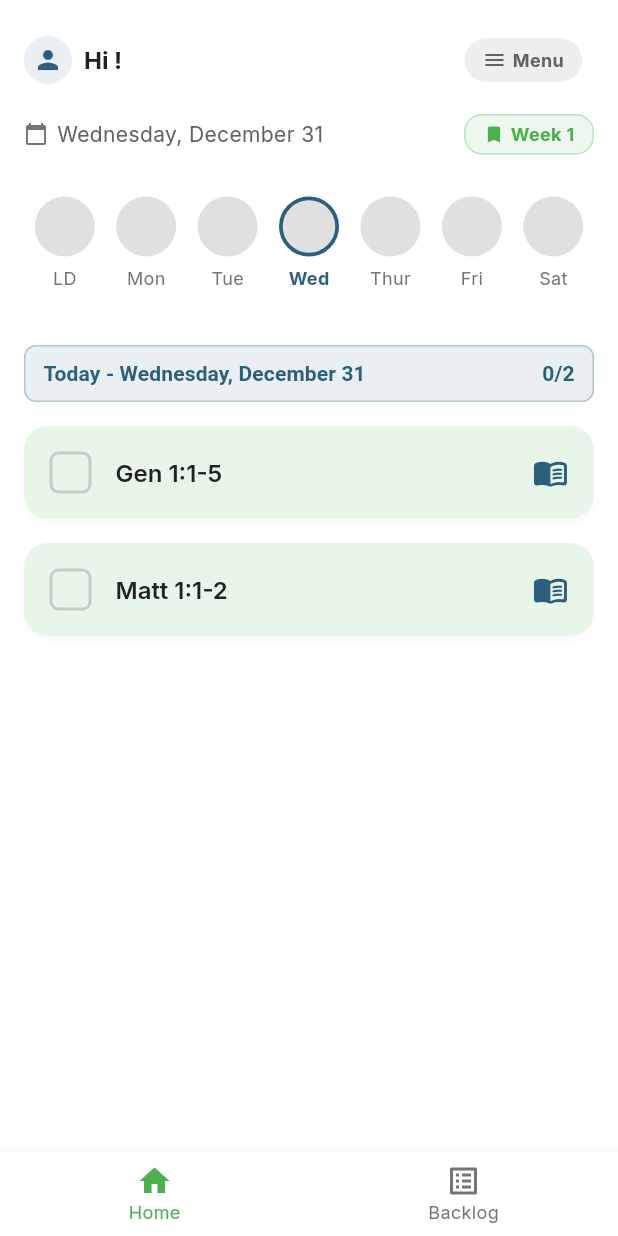
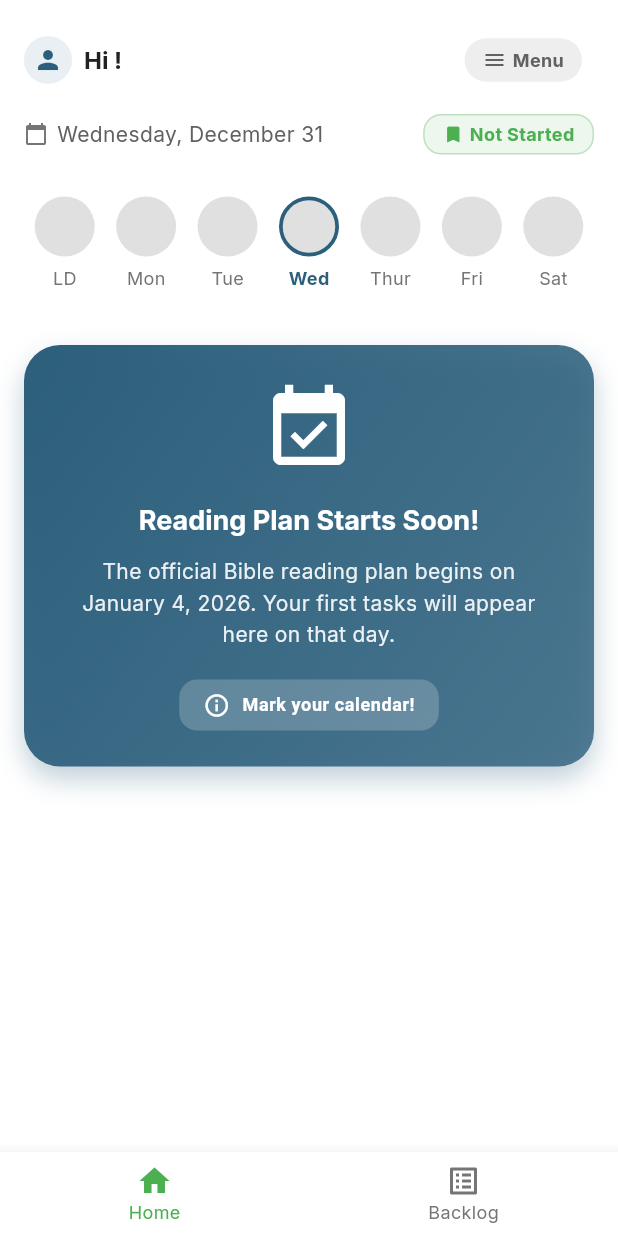
Before and after one commit to EJMirasol/BasaTrack, a Flutter app: the screen it shows once a user with an empty profile is signed in, on a phone screen of 412 x 824 dp. Run offline on Flutter 3.47's test engine with Material 3 defaults, Android fonts, the light colour scheme and no system bars; our stand-ins replace cloud_firestore, connectivity_plus, firebase_auth, firebase_core, google_fonts, google_sign_in and 2 more; accounts and stored records are empty.

Commit message:
Show plan not started message before start date
Added logic to display a 'Reading Plan Starts Soon' card and hide reading tasks, backlog, and schedule headers if the current date is before the plan start date. This improves user experience by clearly indicating when the reading plan has not yet begun.

```diff
--- a/bible_daily_reading_tracker/lib/ui/screens/home_screen.dart
+++ b/bible_daily_reading_tracker/lib/ui/screens/home_screen.dart
@@ -349,7 +349,9 @@ class _HomeScreenState extends State<HomeScreen> {
                                     ),
                                     const SizedBox(width: 4),
                                     Text(
-                                      'Week ${_getWeekNumber()}',
+                                      DateTime.now().isBefore(app_date_utils.DateUtils.planStartDate)
+                                          ? 'Not Started'
+                                          : 'Week ${_getWeekNumber()}',
                                       style: TextStyle(
                                         fontSize: 12,
                                         fontWeight: FontWeight.bold,
@@ -395,6 +397,12 @@ class _HomeScreenState extends State<HomeScreen> {
                       ),
                     ),
 
+                  // Plan Not Started Message
+                  if (DateTime.now().isBefore(app_date_utils.DateUtils.planStartDate))
+                    SliverToBoxAdapter(
+                      child: _buildPlanNotStartedCard(theme),
+                    ),
+
                   // Completion Card (when all tasks completed AND no backlog AND no week streak celebration)
                   if (!streakProvider.showWeekStreakCelebration && schedule?.allCompleted == true && !readingProvider.hasIncompleteMissedDays())
                     const SliverToBoxAdapter(
@@ -404,7 +412,8 @@ class _HomeScreenState extends State<HomeScreen> {
                   const SliverToBoxAdapter(child: SizedBox(height: 8)),
 
                   // Missed Schedules (Backlog) - Show first
-                  ...readingProvider.getMissedSchedules().map((missedSchedule) {
+                  if (!DateTime.now().isBefore(app_date_utils.DateUtils.planStartDate))
+                    ...readingProvider.getMissedSchedules().map((missedSchedule) {
                     return SliverToBoxAdapter(
                       child: Column(
                         crossAxisAlignment: CrossAxisAlignment.start,
@@ -486,7 +495,7 @@ class _HomeScreenState extends State<HomeScreen> {
                   }).toList(),
 
                   // Today's Schedule Header (only show if not all backlog complete)
-                  if (schedule != null)
+                  if (schedule != null && !DateTime.now().isBefore(app_date_utils.DateUtils.planStartDate))
                     SliverToBoxAdapter(
                       child: Container(
                         margin: const EdgeInsets.fromLTRB(16, 8, 16, 8),
@@ -525,7 +534,7 @@ class _HomeScreenState extends State<HomeScreen> {
                     ),
 
                   // Today's Reading Tasks List
-                  if (schedule != null)
+                  if (schedule != null && !DateTime.now().isBefore(app_date_utils.DateUtils.planStartDate))
                     SliverList(
                       delegate: SliverChildBuilderDelegate(
                         (context, index) {
@@ -663,4 +672,76 @@ class _HomeScreenState extends State<HomeScreen> {
     final scheduleDate = readingProvider.currentSchedule?.date ?? DateTime.now();
     return app_date_utils.DateUtils.getPlanWeek(scheduleDate);
   }
+
+  /// Builds a card to inform the user that the reading plan hasn't started yet
+  Widget _buildPlanNotStartedCard(ThemeData theme) {
+    return Container(
+      margin: const EdgeInsets.all(16),
+      padding: const EdgeInsets.all(24),
+      decoration: BoxDecoration(
+        gradient: LinearGradient(
+          colors: [AppColors.primary, AppColors.primary.withOpacity(0.8)],
+          begin: Alignment.topLeft,
+          end: Alignment.bottomRight,
+        ),
+        borderRadius: BorderRadius.circular(24),
+        boxShadow: [
+          BoxShadow(
+            color: AppColors.primary.withOpacity(0.3),
+            blurRadius: 15,
+            offset: const Offset(0, 8),
+          ),
+        ],
+      ),
+      child: Column(
+        children: [
+          const Icon(
+            Icons.event_available,
+            color: Colors.white,
+            size: 64,
+          ),
+          const SizedBox(height: 16),
+          Text(
+            'Reading Plan Starts Soon!',
+            style: theme.textTheme.headlineSmall?.copyWith(
+              color: Colors.white,
+              fontWeight: FontWeight.bold,
+            ),
+            textAlign: TextAlign.center,
+          ),
+          const SizedBox(height: 12),
+          Text(
+            'The official Bible reading plan begins on January 4, 2026. Your first tasks will appear here on that day.',
+            style: theme.textTheme.bodyMedium?.copyWith(
+              color: Colors.white.withOpacity(0.9),
+              height: 1.5,
+            ),
+            textAlign: TextAlign.center,
+          ),
+          const SizedBox(height: 20),
+          Container(
+            padding: const EdgeInsets.symmetric(horizontal: 16, vertical: 8),
+            decoration: BoxDecoration(
+              color: Colors.white.withOpacity(0.2),
+              borderRadius: BorderRadius.circular(12),
+            ),
+            child: Row(
+              mainAxisSize: MainAxisSize.min,
+              children: [
+                const Icon(Icons.info_outline, color: Colors.white, size: 18),
+                const SizedBox(width: 8),
+                Text(
+                  'Mark your calendar!',
+                  style: theme.textTheme.bodySmall?.copyWith(
+                    color: Colors.white,
+                    fontWeight: FontWeight.bold,
+                  ),
+                ),
+              ],
+            ),
+          ),
+        ],
+      ),
+    );
+  }
 }
```
